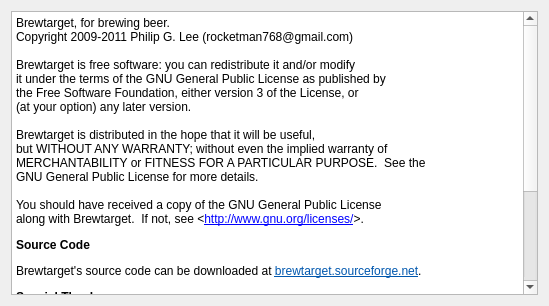
The window that ui/aboutDialog.ui (Brewtarget/brewtarget) describes before a commit, drawn with Qt 5.
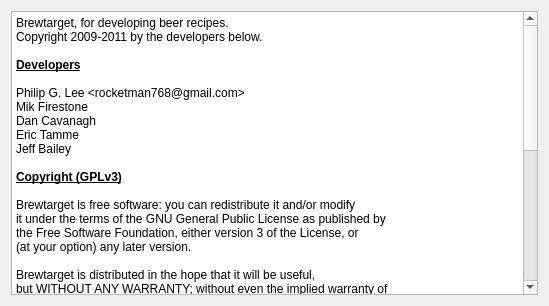
The same window after the commit.

Commit message:
Changed version strings from 1.2.3 to 1.2.4 in the manual and main window.
Also, changed the size policy of the main window from maximum to preferred. Hopefully, this fixes issue 3392164.

The edit to the form file:
```diff
--- a/ui/aboutDialog.ui
+++ b/ui/aboutDialog.ui
@@ -20,9 +20,19 @@
       <string notr="true">&lt;!DOCTYPE HTML PUBLIC &quot;-//W3C//DTD HTML 4.0//EN&quot; &quot;http://www.w3.org/TR/REC-html40/strict.dtd&quot;&gt;
 &lt;html&gt;&lt;head&gt;&lt;meta name=&quot;qrichtext&quot; content=&quot;1&quot; /&gt;&lt;style type=&quot;text/css&quot;&gt;
 p, li { white-space: pre-wrap; }
-&lt;/style&gt;&lt;/head&gt;&lt;body style=&quot; font-family:'Sans Serif'; font-size:9pt; font-weight:400; font-style:normal;&quot;&gt;
-&lt;p style=&quot; margin-top:12px; margin-bottom:0px; margin-left:0px; margin-right:0px; -qt-block-indent:0; text-indent:0px;&quot;&gt;&lt;span style=&quot; font-family:'Courier New,courier';&quot;&gt;Brewtarget, for brewing beer.&lt;/span&gt;&lt;/p&gt;
-&lt;p style=&quot; margin-top:0px; margin-bottom:0px; margin-left:0px; margin-right:0px; -qt-block-indent:0; text-indent:0px;&quot;&gt;&lt;span style=&quot; font-family:'Courier New,courier';&quot;&gt;Copyright 2009-2011 Philip G. Lee (rocketman768@gmail.com)&lt;/span&gt;&lt;/p&gt;
+&lt;/style&gt;&lt;/head&gt;&lt;body style=&quot; font-family:'DejaVu Sans'; font-size:9pt; font-weight:400; font-style:normal;&quot;&gt;
+&lt;p style=&quot; margin-top:12px; margin-bottom:0px; margin-left:0px; margin-right:0px; -qt-block-indent:0; text-indent:0px;&quot;&gt;&lt;span style=&quot; font-family:'Courier New,courier';&quot;&gt;Brewtarget, for developing beer recipes.&lt;/span&gt;&lt;/p&gt;
+&lt;p style=&quot; margin-top:0px; margin-bottom:0px; margin-left:0px; margin-right:0px; -qt-block-indent:0; text-indent:0px;&quot;&gt;&lt;span style=&quot; font-family:'Courier New,courier';&quot;&gt;Copyright 2009-2011 by the developers below.&lt;/span&gt;&lt;/p&gt;
+&lt;p style=&quot;-qt-paragraph-type:empty; margin-top:0px; margin-bottom:0px; margin-left:0px; margin-right:0px; -qt-block-indent:0; text-indent:0px; font-family:'Courier New,courier';&quot;&gt;&lt;/p&gt;
+&lt;p style=&quot; margin-top:0px; margin-bottom:0px; margin-left:0px; margin-right:0px; -qt-block-indent:0; text-indent:0px;&quot;&gt;&lt;span style=&quot; font-family:'Courier New,courier'; font-weight:600; text-decoration: underline;&quot;&gt;Developers&lt;/span&gt;&lt;/p&gt;
+&lt;p style=&quot;-qt-paragraph-type:empty; margin-top:0px; margin-bottom:0px; margin-left:0px; margin-right:0px; -qt-block-indent:0; text-indent:0px; font-family:'Courier New,courier';&quot;&gt;&lt;/p&gt;
+&lt;p style=&quot; margin-top:0px; margin-bottom:0px; margin-left:0px; margin-right:0px; -qt-block-indent:0; text-indent:0px;&quot;&gt;&lt;span style=&quot; font-family:'Courier New,courier';&quot;&gt;Philip G. Lee &amp;lt;rocketman768@gmail.com&amp;gt;&lt;/span&gt;&lt;/p&gt;
+&lt;p style=&quot; margin-top:0px; margin-bottom:0px; margin-left:0px; margin-right:0px; -qt-block-indent:0; text-indent:0px;&quot;&gt;&lt;span style=&quot; font-family:'Courier New,courier';&quot;&gt;Mik Firestone&lt;/span&gt;&lt;/p&gt;
+&lt;p style=&quot; margin-top:0px; margin-bottom:0px; margin-left:0px; margin-right:0px; -qt-block-indent:0; text-indent:0px;&quot;&gt;&lt;span style=&quot; font-family:'Courier New,courier';&quot;&gt;Dan Cavanagh&lt;/span&gt;&lt;/p&gt;
+&lt;p style=&quot; margin-top:0px; margin-bottom:0px; margin-left:0px; margin-right:0px; -qt-block-indent:0; text-indent:0px;&quot;&gt;&lt;span style=&quot; font-family:'Courier New,courier';&quot;&gt;Eric Tamme&lt;/span&gt;&lt;/p&gt;
+&lt;p style=&quot; margin-top:0px; margin-bottom:0px; margin-left:0px; margin-right:0px; -qt-block-indent:0; text-indent:0px;&quot;&gt;&lt;span style=&quot; font-family:'Courier New,courier';&quot;&gt;Jeff Bailey&lt;/span&gt;&lt;/p&gt;
+&lt;p style=&quot;-qt-paragraph-type:empty; margin-top:0px; margin-bottom:0px; margin-left:0px; margin-right:0px; -qt-block-indent:0; text-indent:0px; font-family:'Courier New,courier';&quot;&gt;&lt;/p&gt;
+&lt;p style=&quot; margin-top:0px; margin-bottom:0px; margin-left:0px; margin-right:0px; -qt-block-indent:0; text-indent:0px;&quot;&gt;&lt;span style=&quot; font-family:'Courier New,courier'; font-weight:600; text-decoration: underline;&quot;&gt;Copyright (GPLv3)&lt;/span&gt;&lt;/p&gt;
 &lt;p style=&quot;-qt-paragraph-type:empty; margin-top:0px; margin-bottom:0px; margin-left:0px; margin-right:0px; -qt-block-indent:0; text-indent:0px; font-family:'Courier New,courier';&quot;&gt;&lt;/p&gt;
 &lt;p style=&quot; margin-top:0px; margin-bottom:0px; margin-left:0px; margin-right:0px; -qt-block-indent:0; text-indent:0px;&quot;&gt;&lt;span style=&quot; font-family:'Courier New,courier';&quot;&gt;Brewtarget is free software: you can redistribute it and/or modify&lt;/span&gt;&lt;/p&gt;
 &lt;p style=&quot; margin-top:0px; margin-bottom:0px; margin-left:0px; margin-right:0px; -qt-block-indent:0; text-indent:0px;&quot;&gt;&lt;span style=&quot; font-family:'Courier New,courier';&quot;&gt;it under the terms of the GNU General Public License as published by&lt;/span&gt;&lt;/p&gt;
@@ -37,17 +47,17 @@
 &lt;p style=&quot; margin-top:0px; margin-bottom:0px; margin-left:0px; margin-right:0px; -qt-block-indent:0; text-indent:0px;&quot;&gt;&lt;span style=&quot; font-family:'Courier New,courier';&quot;&gt;You should have received a copy of the GNU General Public License&lt;/span&gt;&lt;/p&gt;
 &lt;p style=&quot; margin-top:0px; margin-bottom:12px; margin-left:0px; margin-right:0px; -qt-block-indent:0; text-indent:0px;&quot;&gt;&lt;span style=&quot; font-family:'Courier New,courier';&quot;&gt;along with Brewtarget.  If not, see &amp;lt;&lt;/span&gt;&lt;a href=&quot;http://www.gnu.org/licenses/&quot;&gt;&lt;span style=&quot; font-family:'Courier New,courier'; text-decoration: underline; color:#0000ff;&quot;&gt;http://www.gnu.org/licenses/&lt;/span&gt;&lt;/a&gt;&lt;span style=&quot; font-family:'Courier New,courier';&quot;&gt;&amp;gt;.&lt;/span&gt;&lt;/p&gt;
 &lt;p style=&quot; margin-top:0px; margin-bottom:12px; margin-left:0px; margin-right:0px; -qt-block-indent:0; text-indent:0px;&quot;&gt;&lt;span style=&quot; font-family:'Courier New,courier'; font-weight:600;&quot;&gt;Source Code&lt;/span&gt;&lt;/p&gt;
-&lt;p style=&quot; margin-top:0px; margin-bottom:12px; margin-left:0px; margin-right:0px; -qt-block-indent:0; text-indent:0px;&quot;&gt;&lt;span style=&quot; font-family:'Courier New,courier';&quot;&gt;Brewtarget's source code can be downloaded at &lt;/span&gt;&lt;a href=&quot;http://brewtarget.sourceforge.net&quot;&gt;&lt;span style=&quot; text-decoration: underline; color:#0057ae;&quot;&gt;brewtarget.sourceforge.net&lt;/span&gt;&lt;/a&gt;.&lt;/p&gt;
-&lt;p style=&quot; margin-top:0px; margin-bottom:12px; margin-left:0px; margin-right:0px; -qt-block-indent:0; text-indent:0px;&quot;&gt;&lt;span style=&quot; font-family:'Courier New,courier'; font-weight:600;&quot;&gt;Special Thanks&lt;/span&gt;&lt;/p&gt;
+&lt;p style=&quot; margin-top:0px; margin-bottom:12px; margin-left:0px; margin-right:0px; -qt-block-indent:0; text-indent:0px;&quot;&gt;&lt;span style=&quot; font-family:'Courier New,courier';&quot;&gt;Brewtarget's source code can be downloaded at &lt;/span&gt;&lt;a href=&quot;http://brewtarget.sourceforge.net&quot;&gt;&lt;span style=&quot; font-family:'Sans Serif'; text-decoration: underline; color:#0057ae;&quot;&gt;brewtarget.sourceforge.net&lt;/span&gt;&lt;/a&gt;&lt;span style=&quot; font-family:'Sans Serif';&quot;&gt;.&lt;/span&gt;&lt;/p&gt;
+&lt;p style=&quot; margin-top:0px; margin-bottom:12px; margin-left:0px; margin-right:0px; -qt-block-indent:0; text-indent:0px;&quot;&gt;&lt;span style=&quot; font-family:'Courier New,courier'; font-weight:600; text-decoration: underline;&quot;&gt;Special Thanks&lt;/span&gt;&lt;/p&gt;
 &lt;p style=&quot; margin-top:0px; margin-bottom:0px; margin-left:0px; margin-right:0px; -qt-block-indent:0; text-indent:0px;&quot;&gt;&lt;span style=&quot; font-family:'Courier New,courier';&quot;&gt;Marc Cote (French translation)&lt;/span&gt;&lt;/p&gt;
 &lt;p style=&quot; margin-top:0px; margin-bottom:0px; margin-left:0px; margin-right:0px; -qt-block-indent:0; text-indent:0px;&quot;&gt;&lt;span style=&quot; font-family:'Courier New,courier';&quot;&gt;Pawel Fiedor (Polish translation)&lt;/span&gt;&lt;/p&gt;
 &lt;p style=&quot; margin-top:0px; margin-bottom:0px; margin-left:0px; margin-right:0px; -qt-block-indent:0; text-indent:0px;&quot;&gt;&lt;span style=&quot; font-family:'Courier New,courier';&quot;&gt;Admiro (Polish translation)&lt;/span&gt;&lt;/p&gt;
 &lt;p style=&quot; margin-top:0px; margin-bottom:0px; margin-left:0px; margin-right:0px; -qt-block-indent:0; text-indent:0px;&quot;&gt;&lt;span style=&quot; font-family:'Courier New,courier';&quot;&gt;Edu Engler (Portuguese translation)&lt;/span&gt;&lt;/p&gt;
+&lt;p style=&quot; margin-top:0px; margin-bottom:0px; margin-left:0px; margin-right:0px; -qt-block-indent:0; text-indent:0px;&quot;&gt;&lt;span style=&quot; font-family:'Courier New,courier';&quot;&gt;Jan Grmela (Czech translation)&lt;/span&gt;&lt;/p&gt;
 &lt;p style=&quot; margin-top:0px; margin-bottom:0px; margin-left:0px; margin-right:0px; -qt-block-indent:0; text-indent:0px;&quot;&gt;&lt;span style=&quot; font-family:'Courier New,courier';&quot;&gt;Randy Brace (alpha tester)&lt;/span&gt;&lt;/p&gt;
-&lt;p style=&quot; margin-top:0px; margin-bottom:0px; margin-left:0px; margin-right:0px; -qt-block-indent:0; text-indent:0px;&quot;&gt;&lt;a href=&quot;http://finalgravitypodcast.com&quot;&gt;&lt;span style=&quot; text-decoration: underline; color:#0057ae;&quot;&gt;Final Gravity Podcasts&lt;/span&gt;&lt;/a&gt;&lt;/p&gt;
-&lt;p style=&quot; margin-top:0px; margin-bottom:0px; margin-left:0px; margin-right:0px; -qt-block-indent:0; text-indent:0px;&quot;&gt;&lt;span style=&quot; font-family:'Courier New,courier';&quot;&gt;Glenn Tinseth &amp;lt;&lt;/span&gt;&lt;a href=&quot;http://www.realbeer.com/hops&quot;&gt;&lt;span style=&quot; font-family:'DejaVu Sans'; text-decoration: underline; color:#0000ff;&quot;&gt;http://www.realbeer.com/hops&lt;/span&gt;&lt;/a&gt;&lt;span style=&quot; font-family:'Courier New,courier';&quot;&gt;&amp;gt;&lt;/span&gt;&lt;/p&gt;
-&lt;p style=&quot; margin-top:0px; margin-bottom:0px; margin-left:0px; margin-right:0px; -qt-block-indent:0; text-indent:0px;&quot;&gt;&lt;span style=&quot; font-family:'Courier New,courier';&quot;&gt;A68 - Freelance Graphics Design (flag images)&lt;/span&gt;&lt;/p&gt;
-&lt;p style=&quot; margin-top:0px; margin-bottom:0px; margin-left:0px; margin-right:0px; -qt-block-indent:0; text-indent:0px;&quot;&gt;&lt;span style=&quot; font-family:'Courier New,courier';&quot;&gt;Mik Firestone&lt;/span&gt;&lt;/p&gt;&lt;/body&gt;&lt;/html&gt;</string>
+&lt;p style=&quot; margin-top:0px; margin-bottom:0px; margin-left:0px; margin-right:0px; -qt-block-indent:0; text-indent:0px;&quot;&gt;&lt;a href=&quot;http://finalgravitypodcast.com&quot;&gt;&lt;span style=&quot; font-family:'Sans Serif'; text-decoration: underline; color:#0057ae;&quot;&gt;Final Gravity Podcasts&lt;/span&gt;&lt;/a&gt;&lt;/p&gt;
+&lt;p style=&quot; margin-top:0px; margin-bottom:0px; margin-left:0px; margin-right:0px; -qt-block-indent:0; text-indent:0px;&quot;&gt;&lt;span style=&quot; font-family:'Courier New,courier';&quot;&gt;Glenn Tinseth &amp;lt;&lt;/span&gt;&lt;a href=&quot;http://www.realbeer.com/hops&quot;&gt;&lt;span style=&quot; text-decoration: underline; color:#0000ff;&quot;&gt;http://www.realbeer.com/hops&lt;/span&gt;&lt;/a&gt;&lt;span style=&quot; font-family:'Courier New,courier';&quot;&gt;&amp;gt;&lt;/span&gt;&lt;/p&gt;
+&lt;p style=&quot; margin-top:0px; margin-bottom:0px; margin-left:0px; margin-right:0px; -qt-block-indent:0; text-indent:0px;&quot;&gt;&lt;span style=&quot; font-family:'Courier New,courier';&quot;&gt;A68 - Freelance Graphics Design (flag images)&lt;/span&gt;&lt;/p&gt;&lt;/body&gt;&lt;/html&gt;</string>
      </property>
     </widget>
    </item>
```
The commit also changes 2 other files.
